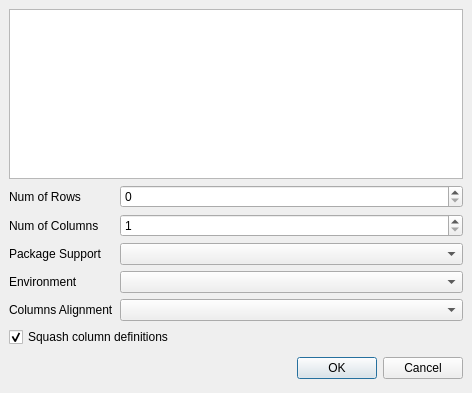
Qt form src/arraydialog.ui (texstudio-org/texstudio) before a commit.
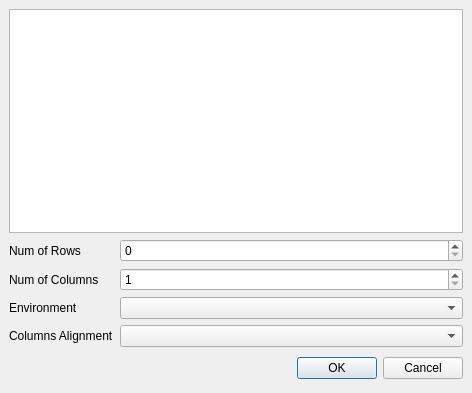
The same form after that commit.

Commit message:
Updates according to discussion
- no more squash option (factoring alignments)
- no more package selection
- all envs in one combo box list (incl. 2 separators) and changed tooltip for env combo box
- table header shows current column alignments

```diff
--- a/src/arraydialog.ui
+++ b/src/arraydialog.ui
@@ -77,20 +77,6 @@
        </property>
       </widget>
      </item>
-     <item row="6" column="0" colspan="2" >
-      <widget class="QCheckBox" name="checkBoxFactorAlignments" >
-       <property name="text" >
-        <string>Squash column definitions</string>
-       </property>
-       <property name="toolTip" >
-        <string>When the column specifiers of an array environment contain a sequence of n > 6 equal alignment
-characters "c" then they are replaced by *{n}{c}.</string>
-       </property>
-       <property name="checked" >
-        <bool>true</bool>
-       </property>
-      </widget>
-     </item>
      <item row="1" column="1" >
       <widget class="QSpinBox" name="spinBoxRows" />
      </item>
@@ -106,17 +92,6 @@
        <property name="toolTip" >
         <string>Choose environment to be created (s. window title).</string>
        </property>
-      </widget>
-     </item>
-     <item row="3" column="0" >
-       <widget class="QLabel" name="packageLabel" >
-       <property name="text" >
-        <string>Package Support</string>
-       </property>
-       </widget>
-     </item>
-     <item row="3" column="1" >
-      <widget class="QComboBox" name="comboPackage" >
        <property name="toolTip" >
         <string>When you choose latex then array is the only environment you can choose from in the next combo box. Choose
 amsmath or mathtools when the document loads the package selected to have more environments available.</string>
```
Left out of the diff: 9 changed lines with no effect on the pictures. The commit also changes 2 other files.
